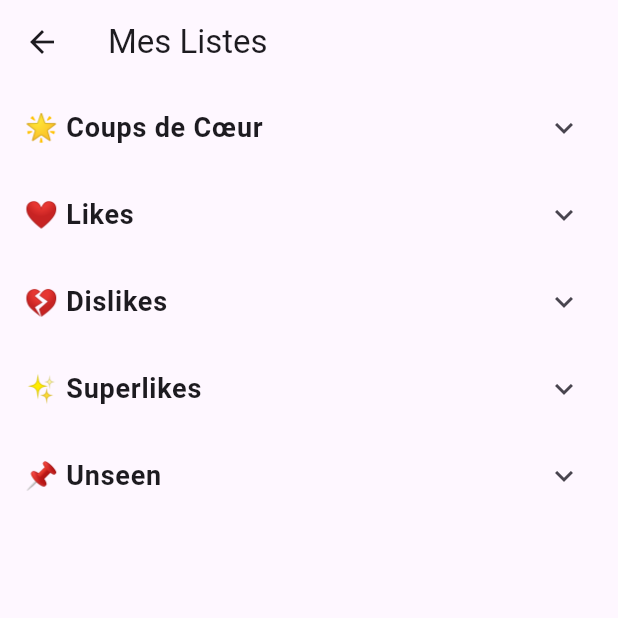
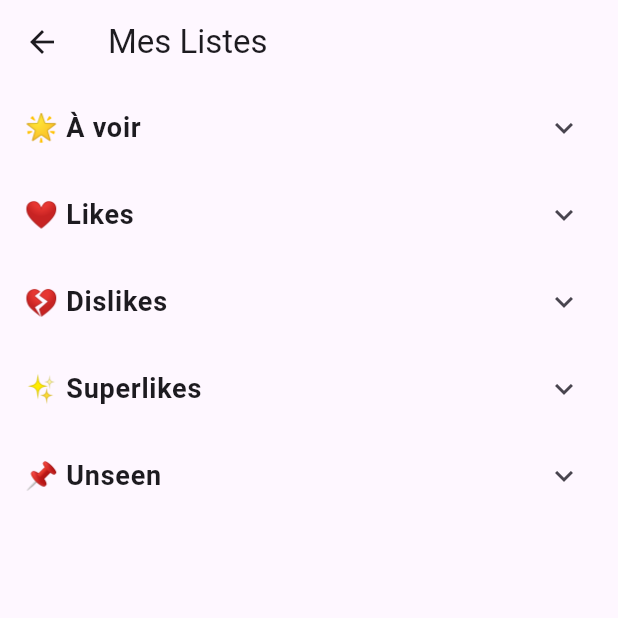
Before and after one commit to TheScientist33/SwipeWatch, a Flutter app: the ListsScreen screen opened directly, on a phone screen of 412 x 824 dp, the top half of it. Run offline on Flutter 3.47's test engine with Material 3 defaults, Android fonts, the light colour scheme and no system bars; our stand-ins replace flutter_dotenv; network calls fail.

Commit message:
Rename favorite list to 'À voir' and refine responsive footer

```diff
--- a/swipewatch/lib/screens/lists_screen.dart
+++ b/swipewatch/lib/screens/lists_screen.dart
@@ -18,7 +18,7 @@ class ListsScreen extends StatelessWidget {
       appBar: AppBar(title: const Text("Mes Listes")),
       body: ListView(
         children: [
-          _buildMovieList(context, "🌟 Coups de Cœur", movieProvider.favoriteMovies, "favorite"),
+          _buildMovieList(context, "🌟 À voir", movieProvider.favoriteMovies, "favorite"),
           _buildMovieList(context, "❤️ Likes", movieProvider.likedMovies, "like"),
           _buildMovieList(context, "💔 Dislikes", movieProvider.dislikedMovies, "dislike"),
           _buildMovieList(context, "✨ Superlikes", movieProvider.superLikedMovies, "superlike"),
@@ -85,7 +85,7 @@ class ListsScreen extends StatelessWidget {
                options.add(const PopupMenuDivider());
 
                if (currentKey != 'favorite') {
-                 options.add(const PopupMenuItem(value: 'favorite', child: Text('Déplacer vers 🌟 Coups de Cœur')));
+                 options.add(const PopupMenuItem(value: 'favorite', child: Text('Déplacer vers 🌟 À voir')));
                }
                if (currentKey != 'like') {
                  options.add(const PopupMenuItem(value: 'like', child: Text('Déplacer vers ❤️ Likes')));
--- a/swipewatch/lib/screens/movie_details_screen.dart
+++ b/swipewatch/lib/screens/movie_details_screen.dart
@@ -157,7 +157,7 @@ class _MovieDetailsScreenState extends State<MovieDetailsScreen> {
 
   String _getListName(String type) {
     switch (type) {
-      case 'favorite': return 'Pépites';
+      case 'favorite': return 'À voir';
       case 'like': return 'Likes';
       case 'superlike': return 'Superlikes';
       case 'unseen': return 'À Voir';
```
Also changed, not shown: swipewatch/lib/screens/home_screen.dart (+28 -29 lines).
